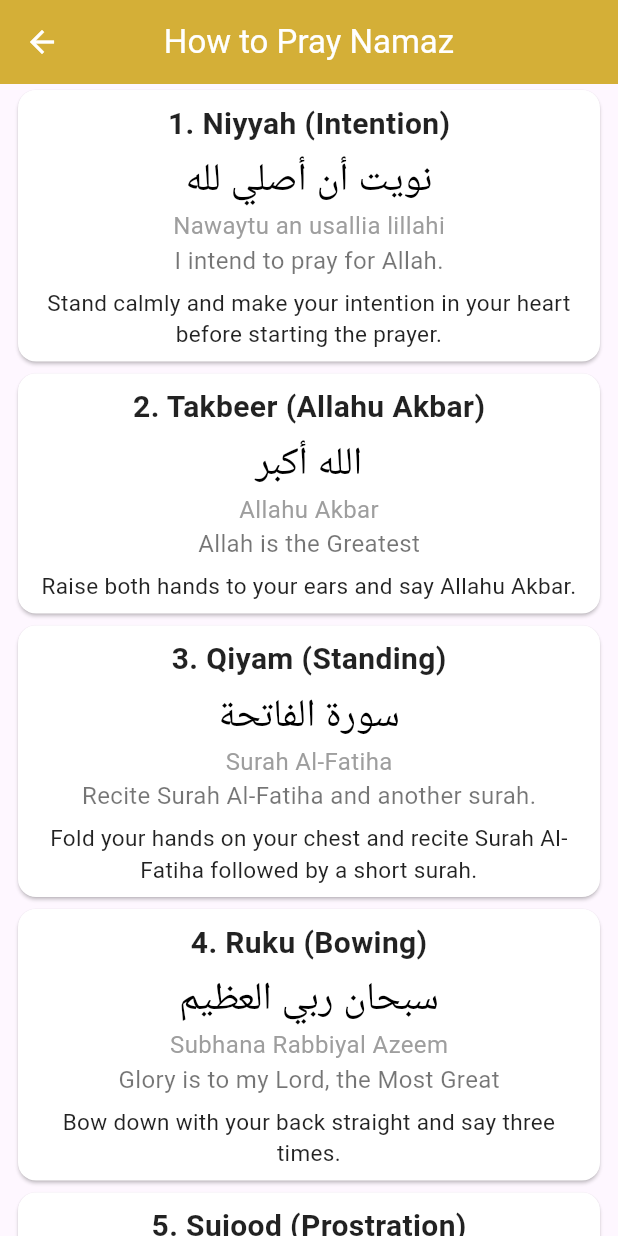
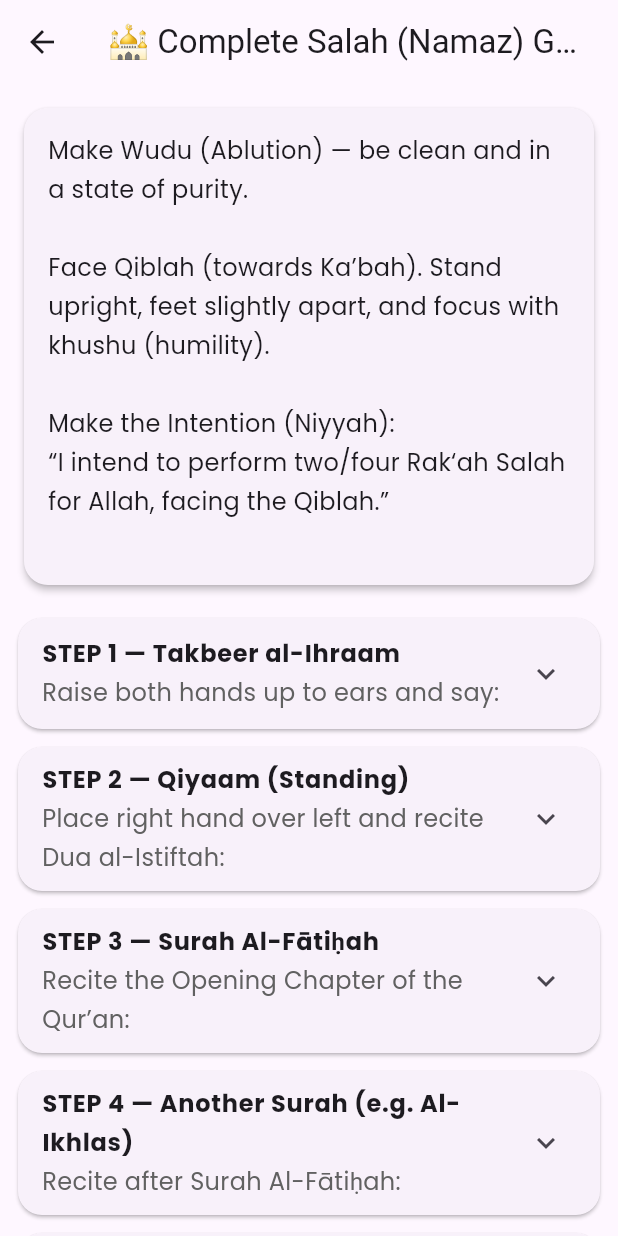
Before and after one commit to fwdAndroid/quran_al_kareem, a Flutter app: the NamazGuideScreen screen opened directly, on a phone screen of 412 x 824 dp. Run offline on Flutter 3.47's test engine with Material 3 defaults, Android fonts, the light colour scheme and no system bars; our stand-ins replace cloud_firestore, firebase_auth, firebase_core, flutter_spinkit, flutter_svg, font_awesome_flutter and 8 more; missing offline and left inert: audio_session, flutter_qiblah, quran; accounts and stored records are empty; Roboto replaces fonts that are missing (Amiri).

Commit message:
Namaz System

```diff
--- a/lib/screens/other/namaz_screen.dart
+++ b/lib/screens/other/namaz_screen.dart
@@ -1,170 +1,229 @@
 import 'package:flutter/material.dart';
-import 'package:provider/provider.dart';
-import 'package:quran_al_kareem/provider/language_providrer.dart';
-import 'package:quran_al_kareem/utils/colors.dart';
-
-class NamazStep {
-  final String title;
-  final String arabic;
-  final String transliteration;
-  final String translation;
-  final String description;
-  final String imagePath;
-
-  NamazStep({
-    required this.title,
-    required this.arabic,
-    required this.transliteration,
-    required this.translation,
-    required this.description,
-    required this.imagePath,
-  });
-}
+import 'package:google_fonts/google_fonts.dart';
 
 class NamazGuideScreen extends StatelessWidget {
-  final List<NamazStep> steps = [
-    NamazStep(
-      title: '1. Niyyah (Intention)',
-      arabic: 'نويت أن أصلي لله',
-      transliteration: 'Nawaytu an usallia lillahi',
-      translation: 'I intend to pray for Allah.',
-      description:
-          'Stand calmly and make your intention in your heart before starting the prayer.',
-      imagePath: 'assets/images/niyyah.png',
-    ),
-    NamazStep(
-      title: '2. Takbeer (Allahu Akbar)',
-      arabic: 'الله أكبر',
-      transliteration: 'Allahu Akbar',
-      translation: 'Allah is the Greatest',
-      description: 'Raise both hands to your ears and say Allahu Akbar.',
-      imagePath: 'assets/images/takbeer.png',
-    ),
-    NamazStep(
-      title: '3. Qiyam (Standing)',
-      arabic: 'سورة الفاتحة',
-      transliteration: 'Surah Al-Fatiha',
-      translation: 'Recite Surah Al-Fatiha and another surah.',
-      description:
-          'Fold your hands on your chest and recite Surah Al-Fatiha followed by a short surah.',
-      imagePath: 'assets/images/qiyam.png',
-    ),
-    NamazStep(
-      title: '4. Ruku (Bowing)',
-      arabic: 'سبحان ربي العظيم',
-      transliteration: 'Subhana Rabbiyal Azeem',
-      translation: 'Glory is to my Lord, the Most Great',
-      description: 'Bow down with your back straight and say three times.',
-      imagePath: 'assets/images/ruku.png',
-    ),
-    NamazStep(
-      title: '5. Sujood (Prostration)',
-      arabic: 'سبحان ربي الأعلى',
-      transliteration: 'Subhana Rabbiyal A\'la',
-      translation: 'Glory is to my Lord, the Most High',
-      description:
-          'Prostrate on the ground with forehead, nose, palms, knees, and toes touching the ground.',
-      imagePath: 'assets/images/sujood.png',
-    ),
-    NamazStep(
-      title: '6. Tashahhud (Sitting)',
-      arabic: 'التحيات لله...',
-      transliteration: 'At-tahiyyatu lillahi...',
-      translation:
-          'All compliments, prayers and good things belong to Allah...',
-      description: 'Sit calmly on your knees and recite Tashahhud.',
-      imagePath: 'assets/images/tashahhud.png',
-    ),
-    NamazStep(
-      title: '7. Tasleem (Ending)',
-      arabic: 'السلام عليكم ورحمة الله',
-      transliteration: 'As-salamu Alaikum wa Rahmatullah',
-      translation: 'Peace and mercy of Allah be upon you',
-      description:
-          'Turn your head to the right and then left to end the prayer.',
-      imagePath: 'assets/images/tasleem.png',
-    ),
-  ];
+  const NamazGuideScreen({super.key});
 
   @override
   Widget build(BuildContext context) {
-    final languageProvider = Provider.of<LanguageProvider>(context); // Access
+    final arabicStyle = GoogleFonts.notoNaskhArabic(fontSize: 18, height: 1.8);
+    final engStyle = GoogleFonts.poppins(fontSize: 16, height: 1.6);
 
     return Scaffold(
       appBar: AppBar(
-        iconTheme: IconThemeData(color: Colors.white),
-        title: Text(
-          languageProvider.localizedStrings["How to Pray Namaz"] ??
-              'How to Pray Namaz',
-          style: TextStyle(color: Colors.white),
-        ),
-        backgroundColor: mainColor,
+        title: const Text("🕌 Complete Salah (Namaz) Guide"),
         centerTitle: true,
       ),
-      body: ListView.builder(
-        padding: EdgeInsets.zero, // 👈 Removes padding
-        itemCount: steps.length,
-        itemBuilder: (context, index) {
-          final step = steps[index];
-          return Padding(
-            padding: const EdgeInsets.only(left: 8.0, right: 8),
-            child: Card(
-              color: Colors.white,
-              child: Column(
-                crossAxisAlignment: CrossAxisAlignment.center,
+      body: ListView(
+        padding: const EdgeInsets.all(12),
         children: [
-                  Padding(
-                    padding: const EdgeInsets.all(8.0),
-                    child: Column(
-                      children: [
-                        Text(
-                          step.title,
-                          style: const TextStyle(
-                            fontSize: 20,
-                            fontWeight: FontWeight.bold,
-                            color: Colors.black87,
+          _buildIntro(context, engStyle),
+          const SizedBox(height: 12),
+
+          _buildTile(
+            "STEP 1 — Takbeer al-Ihraam",
+            "Raise both hands up to ears and say:",
+            '''
+اللَّهُ أَكْبَرُ
+Allāhu Akbar
+Meaning: Allah is the Greatest.
+''',
+            arabicStyle,
+            engStyle,
           ),
+
+          _buildTile(
+            "STEP 2 — Qiyaam (Standing)",
+            "Place right hand over left and recite Dua al-Istiftah:",
+            '''
+سُبْحَانَكَ اللَّهُمَّ وَبِحَمْدِكَ، وَتَبَارَكَ اسْمُكَ، وَتَعَالَى جَدُّكَ، وَلَا إِلٰهَ غَيْرُكَ
+Subhānaka Allāhumma wa biḥamdika, wa tabāraka ismuka, wa ta‘ālā jadduka, wa lā ilāha ghayruk
+Meaning: Glory be to You, O Allah, and praise. Blessed is Your name, exalted is Your majesty, and there is no god besides You.
+''',
+            arabicStyle,
+            engStyle,
           ),
-                        const SizedBox(height: 4),
-                        Text(
-                          step.arabic,
-                          style: const TextStyle(
-                            fontSize: 26,
-                            fontFamily: 'Amiri',
-                            color: Colors.black,
+
+          _buildTile(
+            "STEP 3 — Surah Al-Fātiḥah",
+            "Recite the Opening Chapter of the Qur’an:",
+            '''
+بِسْمِ اللَّهِ الرَّحْمَـٰنِ الرَّحِيمِ
+ٱلْـحَمْدُ لِلَّهِ رَبِّ ٱلْعَـٰلَمِينَ
+ٱلرَّحْمَـٰنِ ٱلرَّحِيمِ
+مَـٰلِكِ يَوْمِ ٱلدِّينِ
+إِيَّاكَ نَعْبُدُ وَإِيَّاكَ نَسْتَعِينُ
+ٱهْدِنَا ٱلصِّرَٰطَ ٱلْمُسْتَقِيمَ
+صِرَٰطَ ٱلَّذِينَ أَنْعَمْتَ عَلَيْهِمْ
+غَيْرِ ٱلْمَغْضُوبِ عَلَيْهِمْ وَلَا ٱلضَّآلِّينَ
+آمِينَ
+''',
+            arabicStyle,
+            engStyle,
           ),
+
+          _buildTile(
+            "STEP 4 — Another Surah (e.g. Al-Ikhlas)",
+            "Recite after Surah Al-Fātiḥah:",
+            '''
+قُلْ هُوَ اللَّهُ أَحَدٌ
+اللَّهُ الصَّمَدُ
+لَمْ يَلِدْ وَلَمْ يُولَدْ
+وَلَمْ يَكُن لَّهُ كُفُوًا أَحَدٌ
+Meaning: Say, He is Allah, the One and Only...
+''',
+            arabicStyle,
+            engStyle,
           ),
-                        Text(
-                          step.transliteration,
-                          style: const TextStyle(
-                            fontSize: 16,
-                            color: Colors.grey,
+
+          _buildTile(
+            "STEP 5 — Rukoo‘ (Bowing)",
+            "Bend forward, hands on knees, and say three times:",
+            '''
+سُبْحَانَ رَبِّيَ الْعَظِيمِ
+Subḥāna Rabbiyal-‘Aẓīm
+Meaning: Glory be to my Lord, the Most Great.
+
+Then rise saying:
+سَمِعَ اللَّهُ لِمَنْ حَمِدَهُ
+رَبَّنَا وَلَكَ الْحَمْدُ
+''',
+            arabicStyle,
+            engStyle,
           ),
+
+          _buildTile(
+            "STEP 6 — Sujood (Prostration)",
+            "Go down and say three times:",
+            '''
+سُبْحَانَ رَبِّيَ الأَعْلَى
+Subḥāna Rabbiyal-A‘lā
+Meaning: Glory be to my Lord, the Most High.
+''',
+            arabicStyle,
+            engStyle,
           ),
-                        Text(
-                          step.translation,
-                          style: const TextStyle(
-                            fontSize: 16,
-                            color: Colors.black54,
+
+          _buildTile(
+            "STEP 7 — Sitting Between Two Sujoods",
+            "Sit upright and say:",
+            '''
+رَبِّ اغْفِرْ لِي، رَبِّ اغْفِرْ لِي
+Rabbi ighfir lī, Rabbi ighfir lī
+Meaning: My Lord, forgive me; my Lord, forgive me.
+''',
+            arabicStyle,
+            engStyle,
           ),
+
+          _buildTile(
+            "STEP 8 — Second Sujood",
+            "Repeat Sujood and stand for next Rak‘ah:",
+            '''
+سُبْحَانَ رَبِّيَ الأَعْلَى ×3
+Then rise saying: اللَّهُ أَكْبَرُ
+''',
+            arabicStyle,
+            engStyle,
           ),
-                        const SizedBox(height: 6),
-                        Text(
-                          step.description,
-                          textAlign: TextAlign.center,
-                          style: const TextStyle(
-                            fontSize: 15,
-                            color: Colors.black87,
+
+          _buildTile(
+            "STEP 9 — At-Tahiyyat (Tashahhud)",
+            "Sit and recite:",
+            '''
+التَّحِيَّاتُ لِلَّهِ، وَالصَّلَوَاتُ وَالطَّيِّبَاتُ،
+السَّلَامُ عَلَيْكَ أَيُّهَا النَّبِيُّ وَرَحْمَةُ اللَّهِ وَبَرَكَاتُهُ،
+السَّلَامُ عَلَيْنَا وَعَلَىٰ عِبَادِ اللَّهِ الصَّالِحِينَ،
+أَشْهَدُ أَنْ لَا إِلٰهَ إِلَّا اللَّهُ،
+وَأَشْهَدُ أَنَّ مُحَمَّدًا عَبْدُهُ وَرَسُولُهُ.
+''',
+            arabicStyle,
+            engStyle,
           ),
+
+          _buildTile(
+            "STEP 10 — Darood Ibrahim",
+            "Recite after Tashahhud (in final Rak‘ah):",
+            '''
+اللَّهُمَّ صَلِّ عَلَىٰ مُحَمَّدٍ وَعَلَىٰ آلِ مُحَمَّدٍ،
+كَمَا صَلَّيْتَ عَلَىٰ إِبْرَاهِيمَ وَعَلَىٰ آلِ إِبْرَاهِيمَ،
+إِنَّكَ حَمِيدٌ مَجِيدٌ.
+اللَّهُمَّ بَارِكْ عَلَىٰ مُحَمَّدٍ وَعَلَىٰ آلِ مُحَمَّدٍ،
+كَمَا بَارَكْتَ عَلَىٰ إِبْرَاهِيمَ وَعَلَىٰ آلِ إِبْرَاهِيمَ،
+إِنَّكَ حَمِيدٌ مَجِيدٌ.
+''',
+            arabicStyle,
+            engStyle,
+          ),
+
+          _buildTile(
+            "STEP 11 — Final Dua (Before Ending Salah)",
+            "You may recite any dua from the Qur’an or Sunnah:",
+            '''
+رَبَّنَا آتِنَا فِي الدُّنْيَا حَسَنَةً وَفِي الآخِرَةِ حَسَنَةً وَقِنَا عَذَابَ النَّارِ
+Meaning: Our Lord! Give us good in this world and good in the Hereafter and save us from the torment of the Fire.
+''',
+            arabicStyle,
+            engStyle,
+          ),
+
+          _buildTile(
+            "STEP 12 — Tasleem (Ending Salah)",
+            "Turn your head to the right and left:",
+            '''
+السَّلَامُ عَلَيْكُمْ وَرَحْمَةُ اللَّهِ → right
+السَّلَامُ عَلَيْكُمْ وَرَحْمَةُ اللَّهِ → left
+Meaning: Peace and mercy of Allah be upon you.
+''',
+            arabicStyle,
+            engStyle,
           ),
         ],
       ),
-                  ),
-                ],
-              ),
+    );
+  }
+
+  Widget _buildIntro(BuildContext context, TextStyle engStyle) {
+    return Card(
+      elevation: 2,
+      shape: RoundedRectangleBorder(borderRadius: BorderRadius.circular(16)),
+      child: Padding(
+        padding: const EdgeInsets.all(16),
+        child: Text('''
+Make Wudu (Ablution) — be clean and in a state of purity.
+
+Face Qiblah (towards Ka’bah). Stand upright, feet slightly apart, and focus with khushu (humility).
+
+Make the Intention (Niyyah):
+“I intend to perform two/four Rak‘ah Salah for Allah, facing the Qiblah.”
+''', style: engStyle),
       ),
     );
-        },
+  }
+
+  Widget _buildTile(
+    String title,
+    String subtitle,
+    String body,
+    TextStyle arabicStyle,
+    TextStyle engStyle,
+  ) {
+    return Card(
+      margin: const EdgeInsets.symmetric(vertical: 6),
+      shape: RoundedRectangleBorder(borderRadius: BorderRadius.circular(16)),
+      child: ExpansionTile(
+        title: Text(
+          title,
+          style: engStyle.copyWith(fontWeight: FontWeight.bold),
+        ),
+        subtitle: Text(
+          subtitle,
+          style: engStyle.copyWith(color: Colors.grey[700]),
+        ),
+        childrenPadding: const EdgeInsets.all(12),
+        children: [
+          SelectableText(body, style: arabicStyle, textAlign: TextAlign.start),
+        ],
       ),
     );
   }
```
Lines whose indentation alone changed are shown as unchanged.
